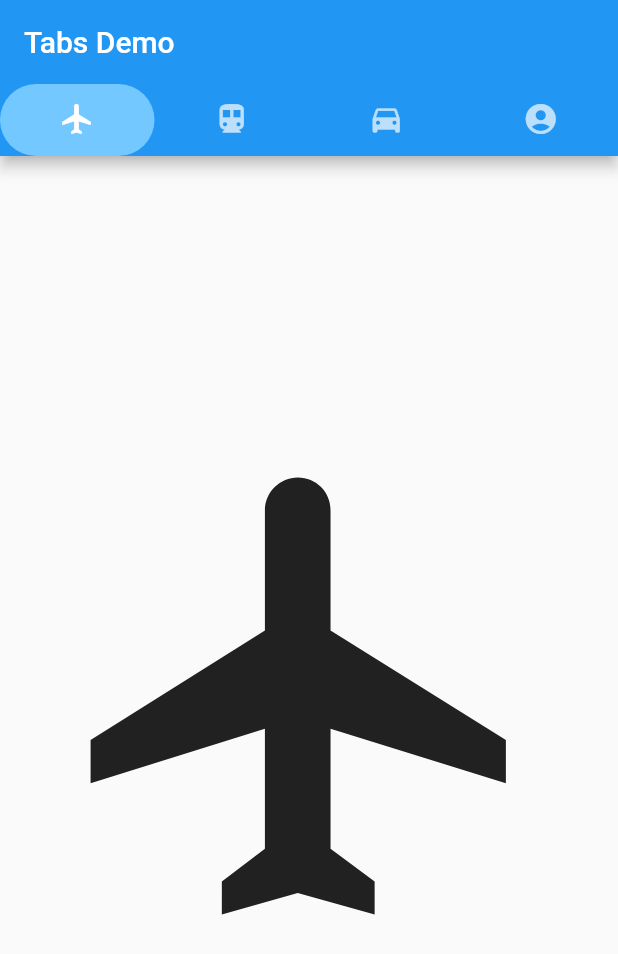
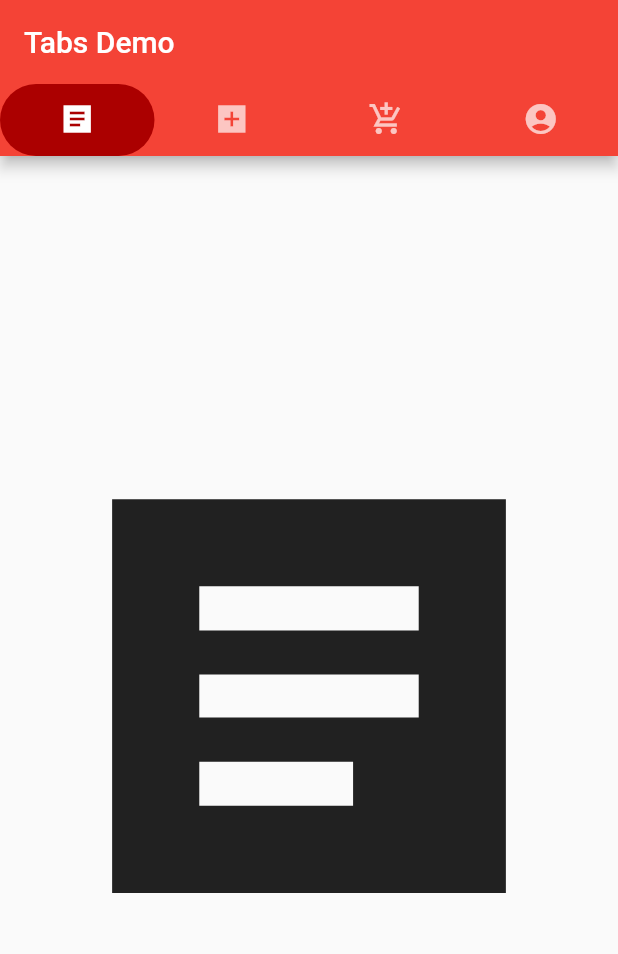
Before and after one commit to GutierrezMacias/tabar5, a Flutter app: the screen it shows after launch, on a phone screen of 412 x 824 dp. Shown: the top 954 px of the screen. Run offline on Flutter 3.47's test engine with Material 2 defaults, Android fonts, the phone set to English and light mode, and no system bars.

Commit message:
tabbarv3

```diff
--- a/lib/main.dart
+++ b/lib/main.dart
@@ -11,7 +11,7 @@ class MyApp extends StatelessWidget {
       title: 'PESTAMA TAB',
       theme: ThemeData(
         // This is the theme of your application.
-        primarySwatch: Colors.blue,
+        primarySwatch: Colors.red,
       ),
       home: MyHomePage(),
     );
@@ -35,11 +35,11 @@ class _MyHomePageState extends State<MyHomePage> {
           bottom: TabBar(
             indicator: BoxDecoration(
                 borderRadius: BorderRadius.circular(50), // Creates border
-                color: Color(0xff73c8ff)), //Change background color from here
+                color: Color(0xffab0000)), //Change background color from here
             tabs: [
-              Tab(icon: Icon(Icons.flight)),
-              Tab(icon: Icon(Icons.directions_transit)),
-              Tab(icon: Icon(Icons.directions_car)),
+              Tab(icon: Icon(Icons.article_sharp)),
+              Tab(icon: Icon(Icons.add_box_sharp)),
+              Tab(icon: Icon(Icons.add_shopping_cart_sharp)),
               Tab(icon: Icon(Icons.account_circle_sharp)),
             ],
           ),
@@ -47,9 +47,9 @@ class _MyHomePageState extends State<MyHomePage> {
         ),
         body: TabBarView(
           children: [
-            Icon(Icons.flight, size: 350),
-            Icon(Icons.directions_transit, size: 350),
-            Icon(Icons.directions_car, size: 350),
+            Icon(Icons.article_sharp, size: 350),
+            Icon(Icons.add_box_sharp, size: 350),
+            Icon(Icons.add_shopping_cart_sharp, size: 350),
             Icon(Icons.account_circle_sharp, size: 350),
           ],
         ),
```
